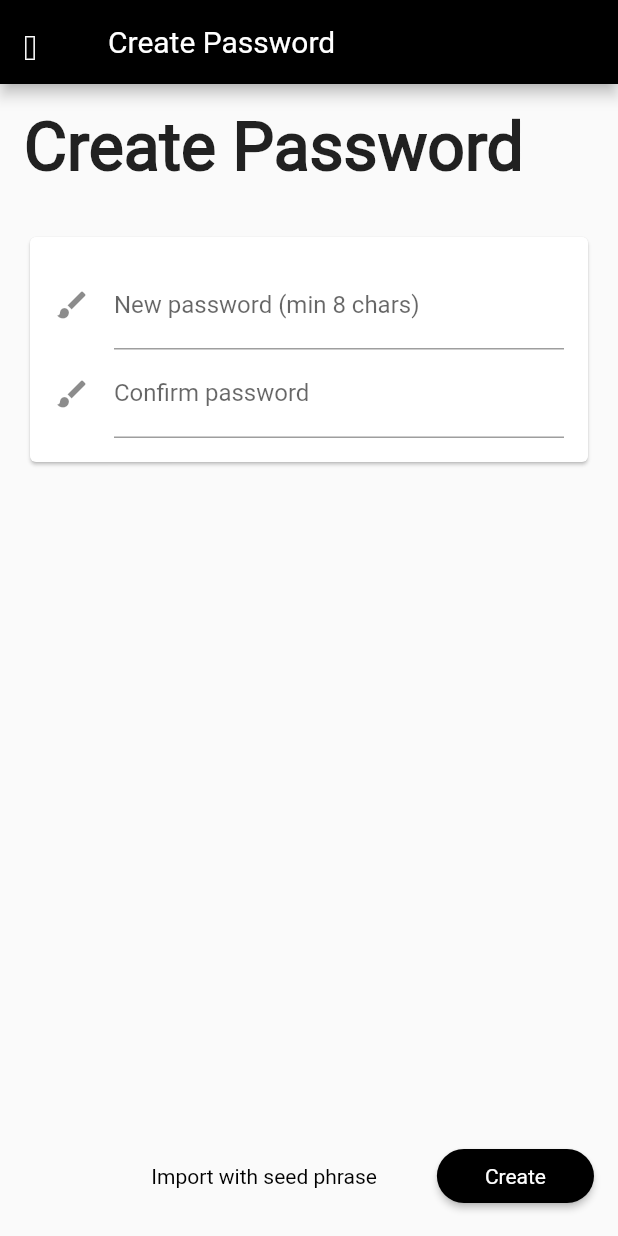
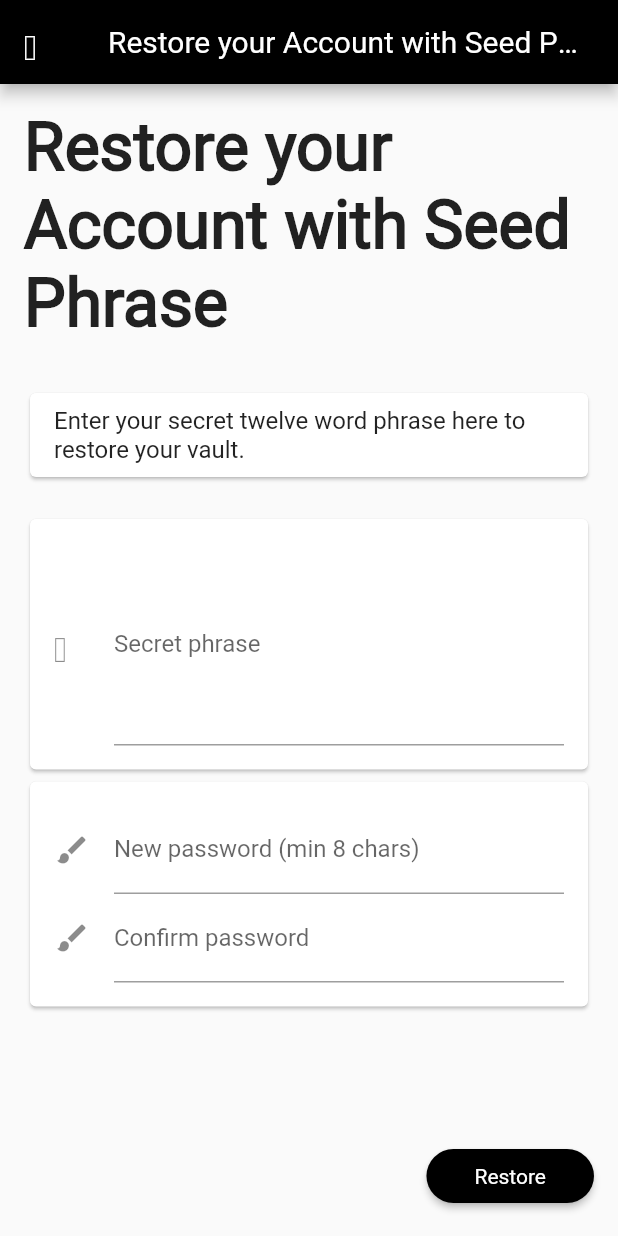
Before and after one commit to dvc94ch/flutter-keystore-ui, a Flutter app: the CreatePasswordPage screen opened by its route, after a tap on "Import with seed phrase", on a phone screen of 412 x 824 dp. Run offline on Flutter 3.47's test engine with Material 2 defaults, Android fonts, the phone set to English and light mode, and no system bars; our stand-ins replace flutter_svg; network calls fail.

Commit message:
Add restore account screen.

```diff
--- a/lib/localization.dart
+++ b/lib/localization.dart
@@ -56,6 +56,11 @@ class AppLocalizations {
   String get secretConfirmMessage => 'Please select each word in order to ensure it\'s correct.';
   String get secretConfirmConfirmButton => 'Confirm';
 
+  String get restoreAccountTitle => 'Restore your Account with Seed Phrase';
+  String get restoreAccountMessage =>
+    'Enter your secret twelve word phrase here to restore your vault.';
+  String get restoreAccountRestoreButton => 'Restore';
+
   String get accountDetailsTitle => 'Account Details';
 }
 
--- a/lib/main.dart
+++ b/lib/main.dart
@@ -28,6 +28,7 @@ class App extends StatelessWidget {
         '/terms_of_use': (context) => TermsOfUsePage(),
         '/secret_backup': (context) => SecretBackupPage(),
         '/secret_confirm': (context) => SecretConfirmPage(),
+        '/restore_account': (context) => RestoreAccountPage(),
         '/account_details': (context) => AccountDetailsPage(),
       },
     );
--- /dev/null
+++ b/lib/screens/restore_account/restore_account.dart
@@ -0,0 +1 @@
+export 'restore_account_page.dart';
--- /dev/null
+++ b/lib/screens/restore_account/restore_account_page.dart
@@ -0,0 +1,59 @@
+import 'package:flutter/material.dart';
+import '../../localization.dart';
+import '../../styles.dart';
+import '../../widgets/widgets.dart';
+
+class RestoreAccountPage extends StatelessWidget {
+  @override
+  Widget build(BuildContext context) {
+    final localizations = AppLocalizations.of(context);
+    return Scaffold(
+      appBar: AppBar(
+        title: Text(localizations.restoreAccountTitle),
+      ),
+      body: Container(
+        padding: Styles.containerPadding,
+        child: Column(
+          crossAxisAlignment: CrossAxisAlignment.start,
+          children: [
+            Text(
+              localizations.restoreAccountTitle,
+              style: Styles.title,
+            ),
+            SizedBox.fromSize(size: Size(1, 30)),
+            Card(
+              child: ListTile(
+                title: Text(localizations.restoreAccountMessage),
+              ),
+            ),
+            SizedBox.fromSize(size: Size(1, 20)),
+            Card(
+              child: Padding(
+                padding: Styles.containerPadding,
+                child: SecretPhraseFormField(),
+              ),
+            ),
+            Card(
+              child: Padding(
+                padding: Styles.containerPadding,
+                child: CreatePasswordForm(),
+              ),
+            ),
+            Spacer(),
+            Row(
+              mainAxisAlignment: MainAxisAlignment.end,
+              children: [
+                RaisedButton(
+                  onPressed: () {
+                    Navigator.pushNamed(context, '/account_details');
+                  },
+                  child: Text(localizations.restoreAccountRestoreButton),
+                ),
+              ],
+            ),
+          ],
+        ),
+      ),
+    );
+  }
+}
--- a/lib/screens/screens.dart
+++ b/lib/screens/screens.dart
@@ -1,6 +1,7 @@
 export 'account_details/account_details.dart';
 export 'create_password/create_password.dart';
 export 'account_image/account_image.dart';
+export 'restore_account/restore_account.dart';
 export 'secret_backup/secret_backup.dart';
 export 'secret_confirm/secret_confirm.dart';
 export 'terms_of_use/terms_of_use.dart';
```
